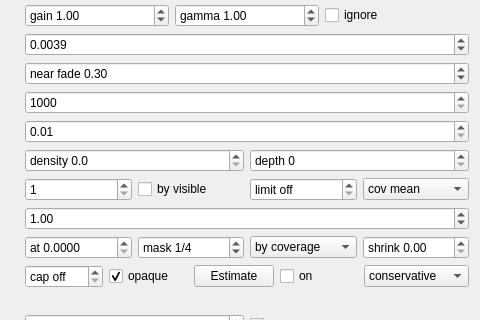
First picture: the form in gui_client/GaussianSplatSettingsWidget.ui, repository russiaman/substrata_robo, before the edit; both pictures show x 198 to 678 and y 171 to 491 of the 678 by 791 pixel window.
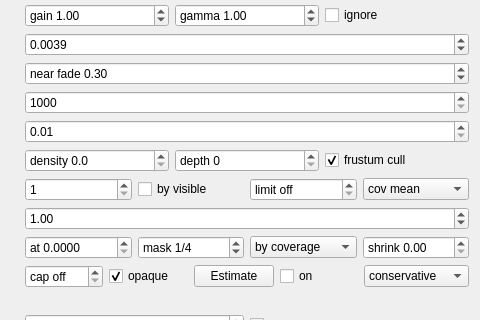
Second picture: the form after the edit.

Commit message:
Splat panel: frustum-cull checkbox.
Wired to GaussianSplatRenderer::setFrustumCullEnabled (glare-core companion
commit). On by default. Setting persisted as gaussian_splats/frustum_cull.
Checkbox sits next to the density/depth ceilings, same live-apply path.

Diff of the .ui file:
```diff
--- a/gui_client/GaussianSplatSettingsWidget.ui
+++ b/gui_client/GaussianSplatSettingsWidget.ui
@@ -612,6 +612,19 @@
         </property>
        </widget>
       </item>
+      <item>
+       <widget class="QCheckBox" name="frustumCullCheckBox">
+        <property name="text">
+         <string>frustum cull</string>
+        </property>
+        <property name="toolTip">
+         <string>Cull LoD traversal by the camera frustum: nodes whose centre lies outside the frustum (dilated by 1.5 * feature_size) are neither drawn nor expanded, pruning entire subtrees behind the camera. Adds an angular re-kick threshold (~5 deg) so turning in place refreshes the frontier. On by default from session055. Turn off to compare against the old rotation-invariant traversal.</string>
+        </property>
+        <property name="checked">
+         <bool>true</bool>
+        </property>
+       </widget>
+      </item>
      </layout>
     </widget>
    </item>
```
The commit also changes 2 other files.
